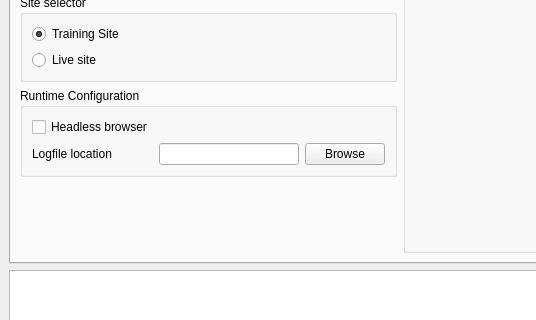
The window that qt/ses.ui (ssfivy/SES-Rollout) describes before a commit, drawn with Qt 5; both pictures show x 0 to 536 and y 165 to 485 of the 800 by 600 pixel window.
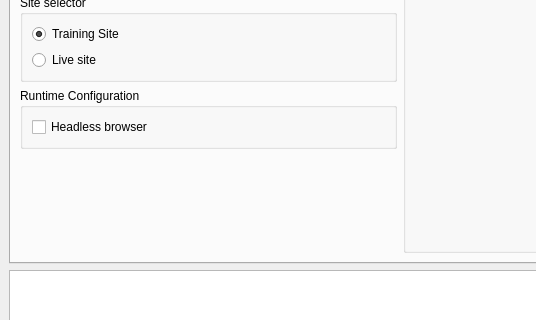
The same window after the commit.

Commit message: Add basic file logging; not configurable for now so remove the UI option to configure it.

Patch:
```diff
--- a/qt/ses.ui
+++ b/qt/ses.ui
@@ -80,23 +80,6 @@
              </property>
             </widget>
            </item>
-           <item row="1" column="1">
-            <widget class="QLineEdit" name="lineEdit_4"/>
-           </item>
-           <item row="1" column="2">
-            <widget class="QPushButton" name="pushButton_2">
-             <property name="text">
-              <string>Browse</string>
-             </property>
-            </widget>
-           </item>
-           <item row="1" column="0">
-            <widget class="QLabel" name="label">
-             <property name="text">
-              <string>Logfile location</string>
-             </property>
-            </widget>
-           </item>
           </layout>
          </widget>
         </item>
@@ -166,6 +149,19 @@
           </layout>
          </widget>
         </item>
+        <item row="3" column="0">
+         <spacer name="verticalSpacer_2">
+          <property name="orientation">
+           <enum>Qt::Vertical</enum>
+          </property>
+          <property name="sizeHint" stdset="0">
+           <size>
+            <width>20</width>
+            <height>40</height>
+           </size>
+          </property>
+         </spacer>
+        </item>
        </layout>
       </widget>
       <widget class="QWidget" name="tab_speaker">
```
The commit also changes 2 other files.
